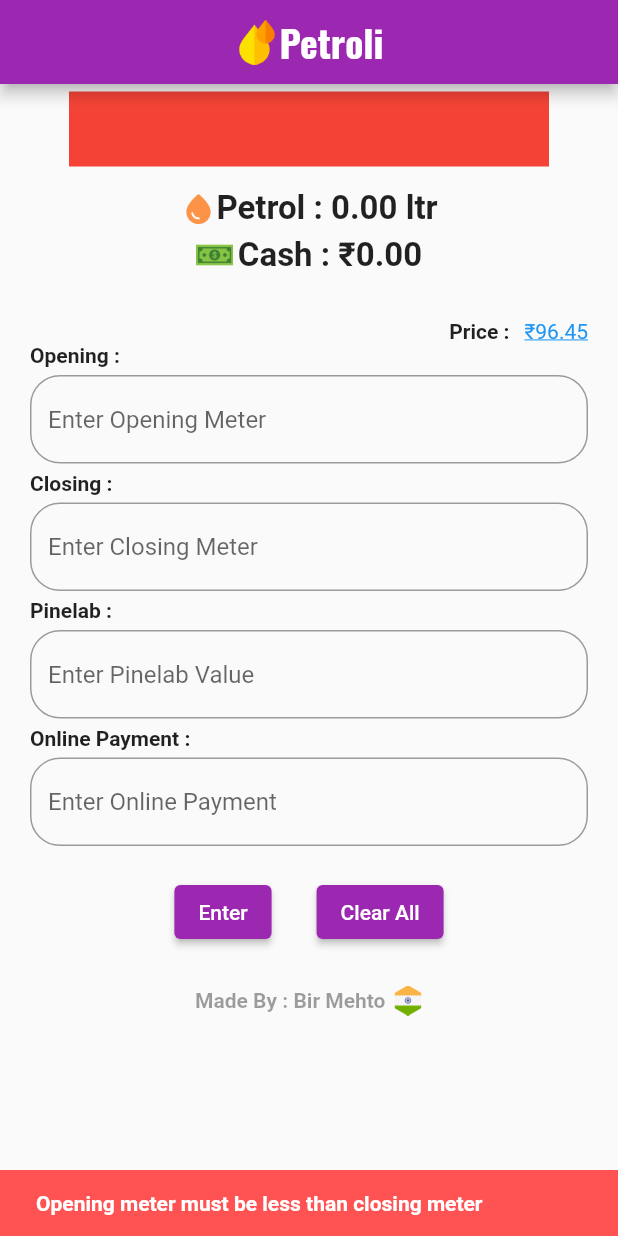
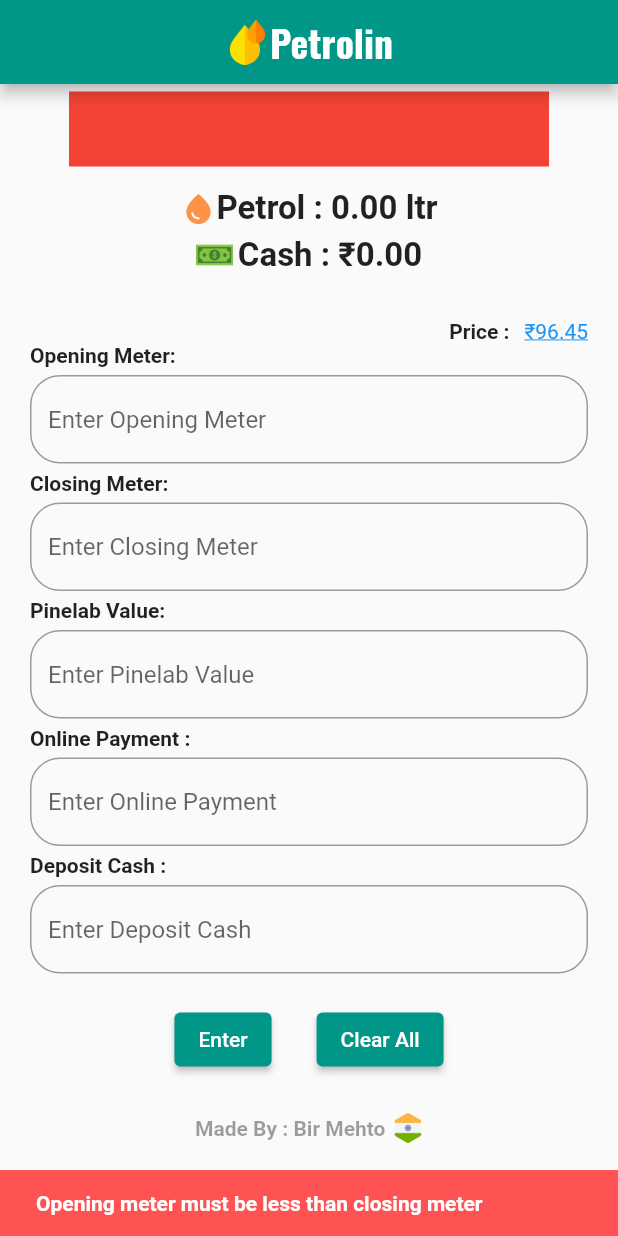
Before and after one commit to birmehto/petroli, a Flutter app: the screen it shows after launch, after a tap on "Enter", on a phone screen of 412 x 824 dp. Run offline on Flutter 3.47's test engine with Material 3 defaults, Android fonts, the phone set to English and light mode, and no system bars.

Commit message:
adeed textfeild

```diff
--- a/lib/home.dart
+++ b/lib/home.dart
@@ -12,6 +12,7 @@ class _HomepageState extends State<Homepage> {
   final TextEditingController _closing = TextEditingController();
   final TextEditingController _pinlab = TextEditingController();
   final TextEditingController _onlinePayment = TextEditingController();
+  final TextEditingController _depositCash = TextEditingController();
 
   double petrolUsed = 0.0;
   double cashAvailable = 0.0;
@@ -23,6 +24,25 @@ class _HomepageState extends State<Homepage> {
     double closingMeter = double.tryParse(_closing.text) ?? 0;
     double pinlabValue = double.tryParse(_pinlab.text) ?? 0;
     double onlinePaymentValue = double.tryParse(_onlinePayment.text) ?? 0;
+    double depositCashValue = double.tryParse(_depositCash.text) ?? 0;
+
+    // Check for suspicious data
+    if (openingMeter < 0 ||
+        closingMeter < 0 ||
+        pinlabValue < 0 ||
+        onlinePaymentValue < 0 ||
+        depositCashValue < 0) {
+      ScaffoldMessenger.of(context).showSnackBar(
+        const SnackBar(
+          backgroundColor: Colors.redAccent,
+          content: Text(
+            'Please enter valid positive values',
+            style: TextStyle(fontWeight: FontWeight.bold),
+          ),
+        ),
+      );
+      return;
+    }
 
     // Check if opening meter is less than closing meter
     if (openingMeter < closingMeter) {
@@ -30,12 +50,28 @@ class _HomepageState extends State<Homepage> {
       petrolUsed = closingMeter - openingMeter;
 
       // Calculate cash available
-      cashAvailable = (petrolUsed * price) - pinlabValue - onlinePaymentValue;
+      cashAvailable = (petrolUsed * price) -
+          pinlabValue -
+          onlinePaymentValue -
+          depositCashValue;
+
+      // Check for negative cash value
+      if (cashAvailable < 0) {
+        ScaffoldMessenger.of(context).showSnackBar(
+          const SnackBar(
+            backgroundColor: Colors.redAccent,
+            content: Text(
+              'Calculated cash cannot be negative',
+              style: TextStyle(fontWeight: FontWeight.bold),
+            ),
+          ),
+        );
+        return;
+      }
 
       // Update UI
       setState(() {});
     } else {
-      // Show an error message
       ScaffoldMessenger.of(context).showSnackBar(
         const SnackBar(
           backgroundColor: Colors.redAccent,
@@ -55,7 +91,12 @@ class _HomepageState extends State<Homepage> {
         TextEditingController _newPriceController = TextEditingController();
 
         return AlertDialog(
-          title: const Text('Update Petrol Price'),
+          title: Center(
+            child: const Text(
+              'Update Petrol Price',
+              style: TextStyle(color: Colors.green),
+            ),
+          ),
           content: TextField(
             controller: _newPriceController,
             keyboardType: TextInputType.number,
@@ -107,12 +148,13 @@ class _HomepageState extends State<Homepage> {
                   height: 30,
                 ),
                 const Text(
-                  'Petroli',
+                  'Petrolin',
                   style: TextStyle(
-                      fontFamily: 'Oswald',
-                      fontWeight: FontWeight.bold,
-                      fontSize: 25,
-                      color: Colors.white),
+                    fontFamily: 'Oswald',
+                    fontWeight: FontWeight.bold,
+                    fontSize: 25,
+                    color: Colors.white,
+                  ),
                 ),
               ],
             ),
@@ -143,7 +185,9 @@ class _HomepageState extends State<Homepage> {
                     Text(
                       'Petrol : ${petrolUsed.toStringAsFixed(2)} ltr',
                       style: const TextStyle(
-                          fontWeight: FontWeight.bold, fontSize: 22),
+                        fontWeight: FontWeight.bold,
+                        fontSize: 22,
+                      ),
                     ),
                   ],
                 ),
@@ -161,11 +205,11 @@ class _HomepageState extends State<Homepage> {
                     const SizedBox(
                       width: 3,
                     ),
-                    Text(
-                      'Cash : ₹${cashAvailable.toStringAsFixed(2)}',
-                      style: const TextStyle(
-                          fontWeight: FontWeight.bold, fontSize: 22),
-                    ),
+                    Text('Cash : ₹${cashAvailable.toStringAsFixed(2)}',
+                        style: const TextStyle(
+                          fontWeight: FontWeight.bold,
+                          fontSize: 22,
+                        )),
                   ],
                 ),
               ],
@@ -200,7 +244,7 @@ class _HomepageState extends State<Homepage> {
                       ],
                     ),
                     const Text(
-                      'Opening :',
+                      'Opening Meter:',
                       style: TextStyle(fontWeight: FontWeight.bold),
                     ),
                     const SizedBox(
@@ -220,7 +264,7 @@ class _HomepageState extends State<Homepage> {
                       height: 5,
                     ),
                     const Text(
-                      'Closing :',
+                      'Closing Meter:',
                       style: TextStyle(fontWeight: FontWeight.bold),
                     ),
                     const SizedBox(
@@ -240,7 +284,7 @@ class _HomepageState extends State<Homepage> {
                       height: 5,
                     ),
                     const Text(
-                      'Pinelab :',
+                      'Pinelab Value:',
                       style: TextStyle(fontWeight: FontWeight.bold),
                     ),
                     const SizedBox(
@@ -276,6 +320,26 @@ class _HomepageState extends State<Homepage> {
                         ),
                       ),
                     ),
+                    const SizedBox(
+                      height: 5,
+                    ),
+                    const Text(
+                      'Deposit Cash :',
+                      style: TextStyle(fontWeight: FontWeight.bold),
+                    ),
+                    const SizedBox(
+                      height: 5,
+                    ),
+                    TextField(
+                      controller: _depositCash,
+                      keyboardType: TextInputType.number,
+                      decoration: InputDecoration(
+                        hintText: 'Enter Deposit Cash',
+                        border: OutlineInputBorder(
+                          borderRadius: BorderRadius.circular(20),
+                        ),
+                      ),
+                    ),
                   ],
                 ),
               ),
@@ -296,6 +360,7 @@ class _HomepageState extends State<Homepage> {
                     _closing.clear();
                     _pinlab.clear();
                     _onlinePayment.clear();
+                    _depositCash.clear();
                     petrolUsed = 0.0;
                     cashAvailable = 0.0;
                     setState(() {});
@@ -311,7 +376,9 @@ class _HomepageState extends State<Homepage> {
                 const Text(
                   "Made By : Bir Mehto",
                   style: TextStyle(
-                      fontWeight: FontWeight.bold, color: Colors.black38),
+                    fontWeight: FontWeight.bold,
+                    color: Colors.black38,
+                  ),
                 ),
                 const SizedBox(
                   width: 5,
--- a/lib/main.dart
+++ b/lib/main.dart
@@ -12,10 +12,11 @@ class Petroli extends StatelessWidget {
   @override
   Widget build(BuildContext context) {
     return MaterialApp(
+      title: 'Petrolin',
       debugShowCheckedModeBanner: false,
       home: const Homepage(),
       theme: ThemeData(
-        primarySwatch: Colors.purple,
+        primarySwatch: Colors.teal,
         useMaterial3: false,
       ),
     );
```
Also changed, not shown: lib/demo.dart (+113 -46 lines).
